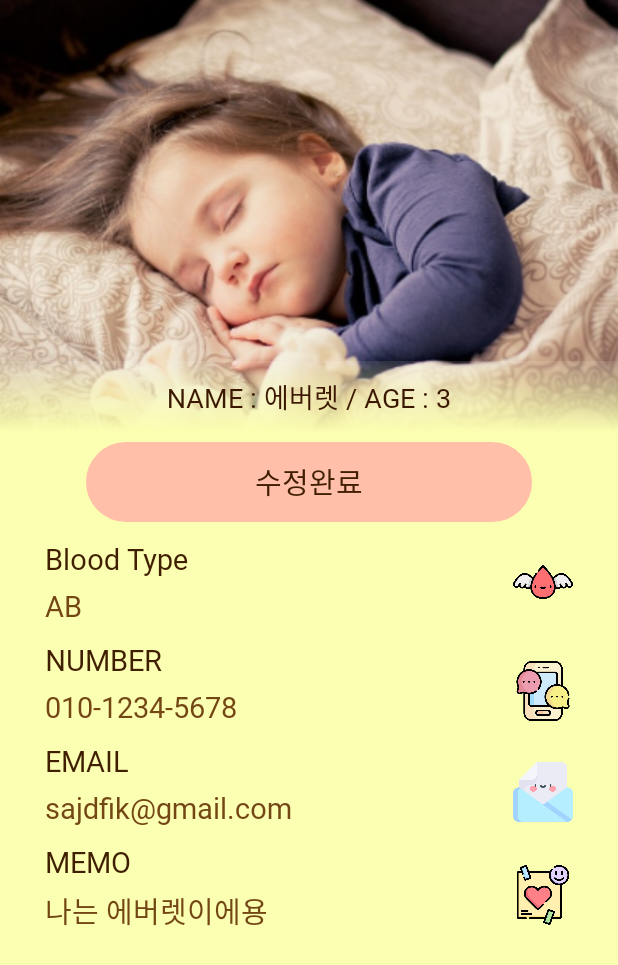
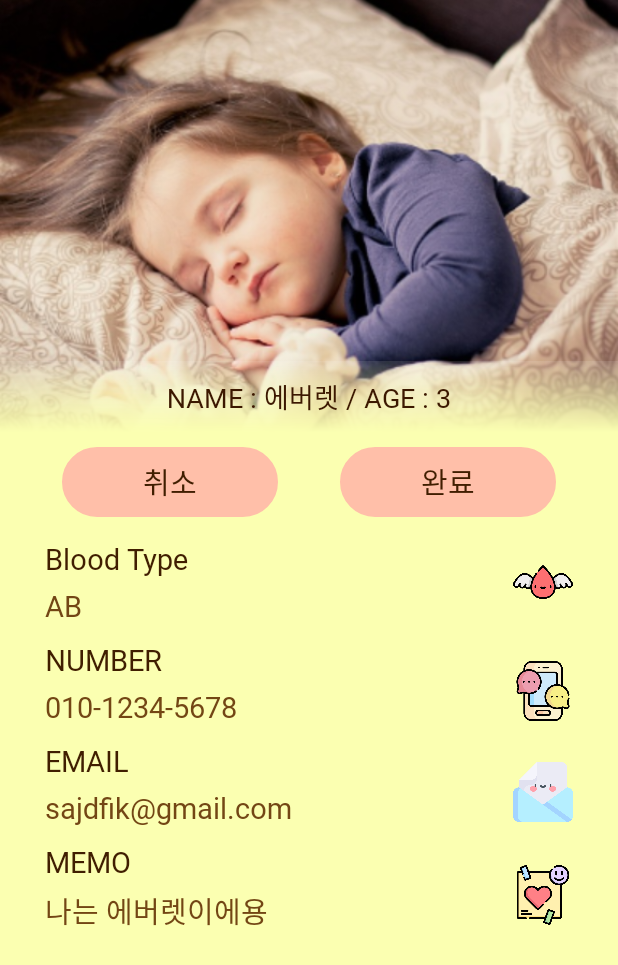
Before and after one commit to cording10jianzo/B.F-Baby_Friend-, an Android app: the fragment MyPageFragment shown on its own in the app's theme, after a tap on "수정하기", on a phone screen of 412 x 824 dp. Shown: the top 965 px of the screen. Run offline under Robolectric (Android 15) with nearby library versions, the phone set to English and light mode, and no system bars.

Commit message:
[FEAT] : ⚙️ 실제 폰에 있는 앨범 불러오기

```diff
--- a/app/src/main/AndroidManifest.xml
+++ b/app/src/main/AndroidManifest.xml
@@ -3,6 +3,8 @@
     xmlns:tools="http://schemas.android.com/tools">
 
     <uses-permission android:name="android.permission.POST_NOTIFICATIONS" />
+    <uses-permission android:name="android.permission.READ_EXTERNAL_STORAGE"/>
+    <uses-permission android:name="android.permission.WRITE_EXTERNAL_STORAGE"/>
 
     <application
         android:allowBackup="true"
--- a/app/src/main/java/com/example/coding10/CustomTextOutLineView.kt
+++ /dev/null
@@ -1,4 +0,0 @@
-package com.example.coding10
-
-class CustomTextOutLineView {
-}
--- a/app/src/main/java/com/example/coding10/MainActivity.kt
+++ b/app/src/main/java/com/example/coding10/MainActivity.kt
@@ -3,6 +3,7 @@ package com.example.coding10
 import CustomDialog
 import androidx.appcompat.app.AppCompatActivity
 import android.os.Bundle
+import android.widget.ArrayAdapter
 import androidx.appcompat.app.AlertDialog
 import androidx.viewpager2.widget.ViewPager2
 import com.example.coding10.databinding.ActivityMainBinding
@@ -20,6 +21,10 @@ class MainActivity : AppCompatActivity() {
         setContentView(binding.root)
 
         initView()
+        // spinner
+        val spinnerData = arrayOf("List View", "Grid View")
+        val adapter = ArrayAdapter(this, R.layout.spinner_custom_layout, spinnerData)
+        adapter.setDropDownViewResource(android.R.layout.simple_spinner_dropdown_item)
 
         binding.mainViewPager.registerOnPageChangeCallback(object: ViewPager2.OnPageChangeCallback(){
             override fun onPageSelected(position: Int) {
--- a/app/src/main/java/com/example/coding10/MyPageFragment.kt
+++ b/app/src/main/java/com/example/coding10/MyPageFragment.kt
@@ -1,11 +1,20 @@
 package com.example.coding10
 
+import android.app.Activity.RESULT_CANCELED
+import android.app.Activity.RESULT_OK
+import android.content.Intent
+import android.graphics.BitmapFactory
 import android.os.Bundle
+import android.preference.PreferenceManager.OnActivityResultListener
+import android.provider.MediaStore
 import androidx.fragment.app.Fragment
 import android.view.LayoutInflater
 import android.view.View
 import android.view.ViewGroup
+import android.widget.Toast
+import androidx.core.view.isInvisible
 import com.example.coding10.databinding.FragmentMypageBinding
+import java.io.InputStream
 
 class MyPageFragment : Fragment() {
 
@@ -22,20 +31,76 @@ class MyPageFragment : Fragment() {
     override fun onViewCreated(view: View, savedInstanceState: Bundle?) {
         super.onViewCreated(view, savedInstanceState)
         initView()
-
-        binding.myPageButton.setOnClickListener {
-            // 수정하기 -> 수정완료로  textChange
-            //
-            if(binding.myPageButton.text == "수정하기"){
-                binding.myPageButton.text = "수정완료"
-            }else{
-                binding.myPageButton.text = "수정하기"
-            }
-        }
     }
 
 
     private fun initView() = with(binding){
+        binding.myPageMainImage.setOnClickListener { // 이미지 클릭시
+            if(binding.myPageEditButton.isInvisible){
 
+                val intent = Intent()
+                // 기기 기본 갤러리 접근
+                intent.type = MediaStore.Images.Media.CONTENT_TYPE
+                // 구글 갤러리 접근
+                // intent.type = "image/*"
+                intent.action = Intent.ACTION_GET_CONTENT
+                startActivityForResult(intent, 101)
+
+            }
+        }
+        // 수정하기 버튼을 누른 경우
+        binding.myPageEditButton.setOnClickListener {
+
+            binding.myPageEtBlood.isEnabled = true
+            binding.myPageEtEmail.isEnabled = true
+            binding.myPageEtNumber.isEnabled = true
+            binding.myPageEtMemo.isEnabled = true
+            binding.myPageEditButton.visibility = View.INVISIBLE
+            binding.myPageCancelButton.visibility = View.VISIBLE
+            binding.myPageCompleteButton.visibility = View.VISIBLE
+
+        }
+        // 취소하기 버튼을 누른 경우
+        binding.myPageCancelButton.setOnClickListener {
+
+            binding.myPageEtBlood.isEnabled = false
+            binding.myPageEtEmail.isEnabled = false
+            binding.myPageEtNumber.isEnabled = false
+            binding.myPageEtMemo.isEnabled = false
+            binding.myPageCancelButton.visibility = View.INVISIBLE
+            binding.myPageCompleteButton.visibility = View.INVISIBLE
+            binding.myPageEditButton.visibility = View.VISIBLE
+
+        }
+        // 완료하기 버튼을 누른 경우
+        binding.myPageCompleteButton.setOnClickListener {
+
+            binding.myPageEtBlood.isEnabled = false
+            binding.myPageEtEmail.isEnabled = false
+            binding.myPageEtNumber.isEnabled = false
+            binding.myPageEtMemo.isEnabled = false
+            binding.myPageCancelButton.visibility = View.INVISIBLE
+            binding.myPageCompleteButton.visibility = View.INVISIBLE
+            binding.myPageEditButton.visibility = View.VISIBLE
+
+            val message = "수정을 완료했어요 ^_^"
+            (activity as BaseActivity).showtoast(message)
+
+        }
+    }
+    override fun onActivityResult(requestCode: Int, resultCode: Int, data: Intent?) {
+        if(requestCode == 101 && resultCode == RESULT_OK){
+            try{
+                val inputStream : InputStream? = requireContext().contentResolver.openInputStream(data?.data!!)
+                val bm = BitmapFactory.decodeStream(inputStream)
+                inputStream?.close()
+                binding.myPageMainImage.setImageBitmap(bm)
+
+            }catch (e: Exception){
+                e.printStackTrace()
+            }
+        }else if (requestCode == 101 && resultCode == RESULT_CANCELED) {
+            Toast.makeText(context, "취소", Toast.LENGTH_SHORT).show()
+        }
     }
 }
--- a/app/src/main/res/layout/activity_main.xml
+++ b/app/src/main/res/layout/activity_main.xml
@@ -23,13 +23,13 @@
             app:layout_constraintStart_toStartOf="parent"
             app:layout_constraintTop_toTopOf="parent" />
 
-        <ImageView
-            android:id="@+id/my_page_top_menu"
+        <androidx.appcompat.widget.AppCompatSpinner
+            android:id="@+id/main_page_spinner"
             android:layout_width="30dp"
             android:layout_height="30dp"
             android:src="@drawable/menu"
             app:layout_constraintEnd_toEndOf="parent"
-            app:layout_constraintTop_toTopOf="parent" />
+            app:layout_constraintTop_toTopOf="parent"/>
 
         <TextView
             android:id="@+id/my_page_top_text"
--- a/app/src/main/res/layout/fragment_mypage.xml
+++ b/app/src/main/res/layout/fragment_mypage.xml
@@ -56,7 +56,7 @@
                 app:layout_constraintTop_toBottomOf="@id/my_page_main_image">
 
                 <TextView
-                    android:id="@+id/my_page_button"
+                    android:id="@+id/my_page_edit_button"
                     android:layout_width="300dp"
                     android:layout_height="wrap_content"
                     android:layout_marginTop="5dp"
@@ -72,6 +72,43 @@
                     app:layout_constraintStart_toStartOf="parent"
                     app:layout_constraintTop_toTopOf="parent" />
 
+
+                <TextView
+                    android:id="@+id/my_page_cancel_button"
+                    android:layout_width="0dp"
+                    android:layout_height="wrap_content"
+                    android:layout_marginStart="40dp"
+                    android:layout_marginTop="5dp"
+                    android:background="@drawable/text_button_bg"
+                    android:fontFamily="@font/font2"
+                    android:paddingHorizontal="55dp"
+                    android:paddingVertical="10dp"
+                    android:text="취소"
+                    android:textColor="@color/brown"
+                    android:textSize="19sp"
+                    android:visibility="invisible"
+                    app:layout_constraintBottom_toTopOf="@id/my_page_text_blood"
+                    app:layout_constraintStart_toStartOf="parent"
+                    app:layout_constraintTop_toTopOf="parent" />
+
+                <TextView
+                    android:id="@+id/my_page_complete_button"
+                    android:layout_width="0dp"
+                    android:layout_height="wrap_content"
+                    android:layout_marginTop="5dp"
+                    android:layout_marginEnd="40dp"
+                    android:background="@drawable/text_button_bg"
+                    android:fontFamily="@font/font2"
+                    android:paddingHorizontal="55dp"
+                    android:paddingVertical="10dp"
+                    android:text="완료"
+                    android:textColor="@color/brown"
+                    android:textSize="19sp"
+                    android:visibility="invisible"
+                    app:layout_constraintBottom_toTopOf="@id/my_page_text_blood"
+                    app:layout_constraintEnd_toEndOf="parent"
+                    app:layout_constraintTop_toTopOf="parent" />
+
                 <TextView
                     android:id="@+id/my_page_text_blood"
                     android:layout_width="0dp"
@@ -84,7 +121,7 @@
                     android:textSize="19sp"
                     app:layout_constraintEnd_toEndOf="parent"
                     app:layout_constraintStart_toStartOf="parent"
-                    app:layout_constraintTop_toBottomOf="@id/my_page_button"
+                    app:layout_constraintTop_toBottomOf="@id/my_page_edit_button"
                     tools:layout_editor_absoluteX="10dp" />
 
                 <EditText
@@ -92,6 +129,7 @@
                     android:layout_width="0dp"
                     android:layout_height="wrap_content"
                     android:background="@android:color/transparent"
+                    android:enabled="false"
                     android:fontFamily="@font/font2"
                     android:paddingStart="30dp"
                     android:paddingTop="5dp"
@@ -132,6 +170,7 @@
                     android:layout_width="0dp"
                     android:layout_height="wrap_content"
                     android:background="@android:color/transparent"
+                    android:enabled="false"
                     android:fontFamily="@font/font2"
                     android:paddingStart="30dp"
                     android:paddingTop="5dp"
@@ -172,6 +211,7 @@
                     android:layout_width="0dp"
                     android:layout_height="wrap_content"
                     android:background="@android:color/transparent"
+                    android:enabled="false"
                     android:fontFamily="@font/font2"
                     android:paddingStart="30dp"
                     android:paddingTop="5dp"
@@ -208,13 +248,13 @@
                     tools:layout_editor_absoluteX="10dp" />
 
                 <EditText
-                    android:id="@+id/my_page_text_memo2"
+                    android:id="@+id/my_page_et_memo"
                     android:layout_width="0dp"
                     android:layout_height="wrap_content"
                     android:background="@android:color/transparent"
+                    android:enabled="false"
                     android:fontFamily="@font/font2"
                     android:paddingStart="30dp"
-
                     android:paddingTop="5dp"
                     android:paddingBottom="10dp"
                     android:text="나는 에버렛이에용"
@@ -230,7 +270,7 @@
                     android:layout_height="40dp"
                     android:layout_marginEnd="30dp"
                     android:src="@drawable/note"
-                    app:layout_constraintBottom_toBottomOf="@id/my_page_text_memo2"
+                    app:layout_constraintBottom_toBottomOf="@id/my_page_et_memo"
                     app:layout_constraintEnd_toEndOf="parent"
                     app:layout_constraintTop_toTopOf="@id/my_page_text_memo" />
 
```
Also changed, not shown: app/src/main/res/layout/spinner_custom_layout.xml (added, +30 -0 lines).
